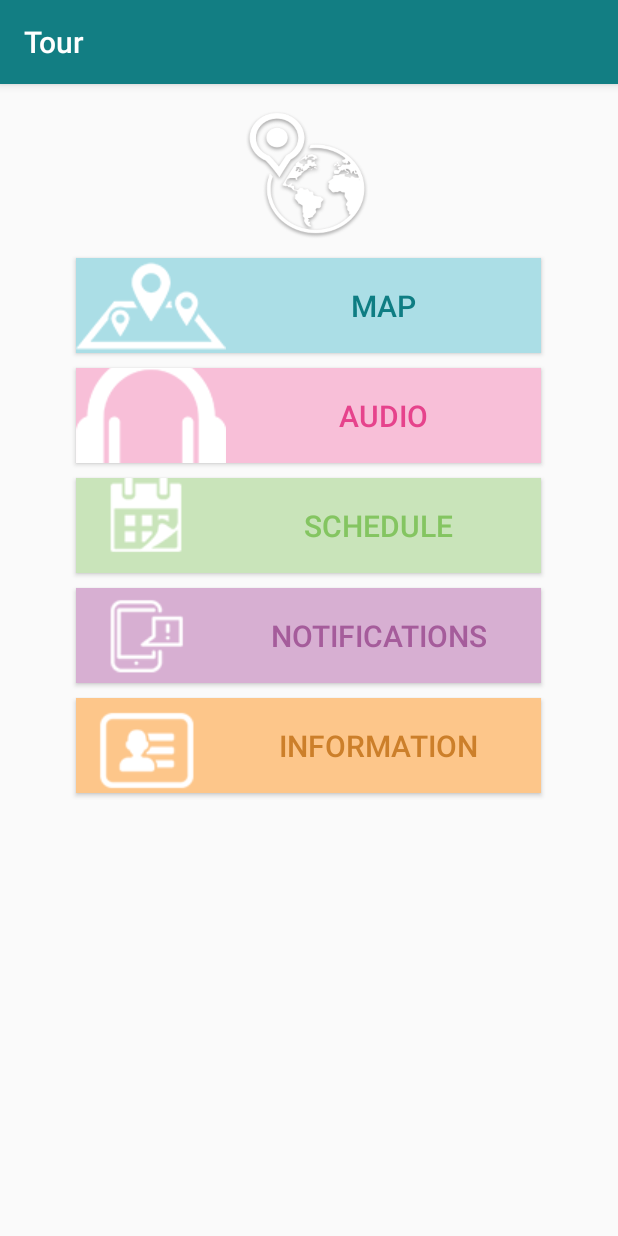
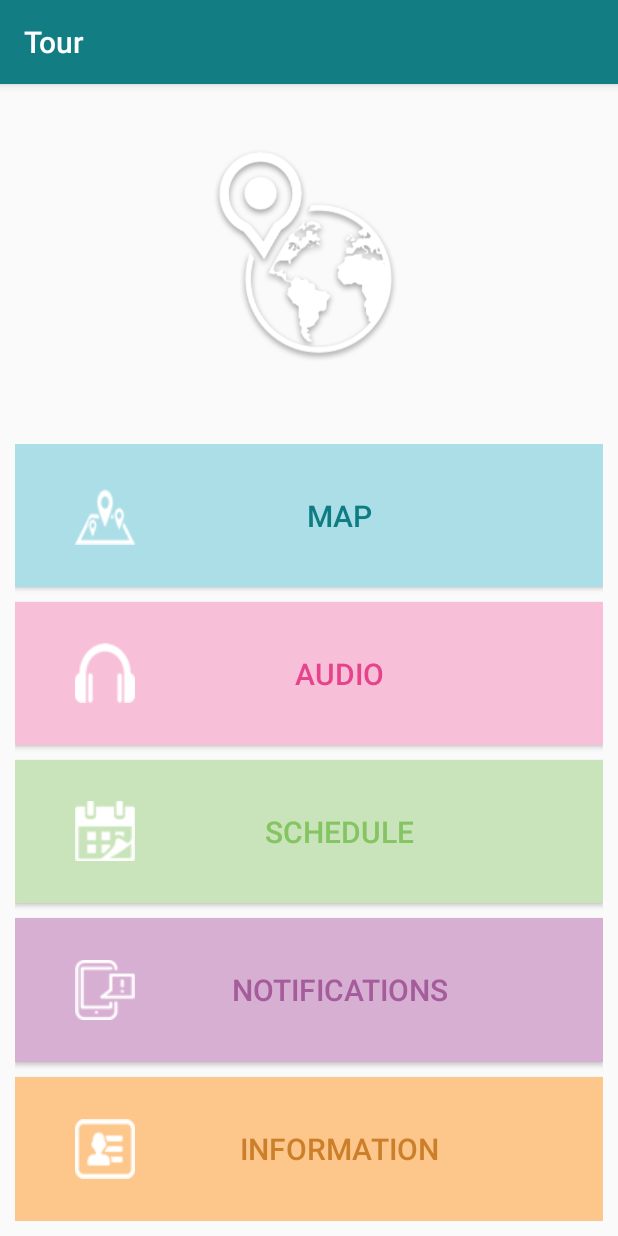
Before and after one commit to zo-chu/InteractiveClient_2.0, an Android app: the MainScreen_4 screen opened directly, with no data from a screen before it, on a phone screen of 412 x 824 dp. Run offline under Robolectric (Android 15) with nearby library versions, the phone set to English and light mode, and no system bars.

Commit message:
main screen buttons

```diff
--- a/InteractiveClient/app/src/main/java/com/kitanasoftware/interactiveclient/db/WorkWithDb.java
+++ b/InteractiveClient/app/src/main/java/com/kitanasoftware/interactiveclient/db/WorkWithDb.java
@@ -51,18 +51,20 @@ public class WorkWithDb {
 
     private JSONArray jsonArraySchedule;
     private ArrayList<MyNotification> notificationList;
-    public ArrayList<MyNotification>  getNotificationList() {
-        if(notificationList.size() == 0 ){
+
+    public ArrayList<MyNotification> getNotificationList() {
+        if (notificationList.size() == 0) {
             getNotifications();
         }
         return notificationList;
     }
-    private ArrayList<MyNotification> getNotifications(){
+
+    private ArrayList<MyNotification> getNotifications() {
         String sentTo;
         String text;
         cursor = db.rawQuery("SELECT * FROM notifications", null);
         int size = cursor.getCount();
-        if (size > 0){
+        if (size > 0) {
             cursor.moveToFirst();
             for (int i = 0; i < size; i++) {
                 sentTo = cursor.getString(0);
@@ -76,27 +78,28 @@ public class WorkWithDb {
     }
 
     public ArrayList<Information> getInformList() {
-        if(informList.size() == 0 ){
+        if (informList.size() == 0) {
             getInformation();
         }
         return informList;
     }
 
     public HashSet<String> getIpList() {
-        if(ipList.size() == 0 ){
+        if (ipList.size() == 0) {
             getClientIp();
         }
         return ipList;
     }
 
     public ArrayList<Geopoint> getGeopointList() {
-        if(geopointList.size() == 0 ){
+        if (geopointList.size() == 0) {
             getGeopoints();
         }
         return geopointList;
     }
+
     public ArrayList<Schedule> getScheduleList() {
-        if(scheduleList.size() == 0 ){
+        if (scheduleList.size() == 0) {
             getSchedule();
         }
         return scheduleList;
@@ -110,23 +113,24 @@ public class WorkWithDb {
         geopointList = new ArrayList<>();
         ipList = new HashSet<>();
         jsonObjectInform = new JSONObject();
-        jsonArrayGeo= new JSONArray();
-        jsonArraySchedule=new JSONArray();
+        jsonArrayGeo = new JSONArray();
+        jsonArraySchedule = new JSONArray();
     }
 
-    public static WorkWithDb getWorkWithDb(Context context){
-        if(workWithDb==null){
+    public static WorkWithDb getWorkWithDb(Context context) {
+        if (workWithDb == null) {
             workWithDb = new WorkWithDb(context);
 
         }
         return workWithDb;
     }
+
     //!!! need to be created before
-    public static WorkWithDb getWorkWithDb(){
+    public static WorkWithDb getWorkWithDb() {
         return workWithDb;
     }
 
-    private ArrayList<Information> getInformation()  {
+    private ArrayList<Information> getInformation() {
 
         GuideInform guideInform;
         TourInform tourInform;
@@ -134,7 +138,7 @@ public class WorkWithDb {
 
         cursor = db.rawQuery("SELECT * FROM information", null);
         int size = cursor.getCount();
-        if (size > 0){
+        if (size > 0) {
             try {
                 cursor.moveToFirst();
                 guideInform = new GuideInform(Information.InformType.GUIDE,
@@ -153,17 +157,16 @@ public class WorkWithDb {
             }
 
 
-
         }
         return informList;
     }
 
-    private ArrayList<Schedule> getSchedule(){
+    private ArrayList<Schedule> getSchedule() {
         String time;
         String description;
         cursor = db.rawQuery("SELECT * FROM schedule", null);
         int size = cursor.getCount();
-        if (size > 0){
+        if (size > 0) {
             cursor.moveToFirst();
             for (int i = 0; i < size; i++) {
                 time = cursor.getString(1);
@@ -177,20 +180,20 @@ public class WorkWithDb {
     }
 
     public JSONObject getJsonObjectInform() {
-        if(jsonObjectInform.length()==0){
+        if (jsonObjectInform.length() == 0) {
             getInformation();
         }
         return jsonObjectInform;
     }
 
-    private HashSet<String> getClientIp(){
+    private HashSet<String> getClientIp() {
         String ip;
 
         String name;
 
         cursor = db.rawQuery("SELECT * FROM mygroup", null);
         int size = cursor.getCount();
-        if (size > 0){
+        if (size > 0) {
             cursor.moveToFirst();
             for (int i = 0; i < size; i++) {
                 ip = cursor.getString(1);
@@ -202,7 +205,8 @@ public class WorkWithDb {
 
         return ipList;
     }
-    private ArrayList<Geopoint> getGeopoints(){
+
+    private ArrayList<Geopoint> getGeopoints() {
         //int id; // ! add to Geopoint
         String name;
         String type;
@@ -212,7 +216,7 @@ public class WorkWithDb {
         cursor = db.rawQuery("SELECT * FROM geopoints", null);
 
         int size = cursor.getCount();
-        if (size > 0){
+        if (size > 0) {
             cursor.moveToFirst();
             for (int i = 0; i < size; i++) {
                 //id = cursor.getInt(0);
@@ -221,7 +225,7 @@ public class WorkWithDb {
                 color = cursor.getInt(3);
                 coordinates[0] = cursor.getDouble(4);
                 coordinates[1] = cursor.getDouble(5);
-                geopointList.add(new Geopoint( name, type,color,coordinates));
+                geopointList.add(new Geopoint(name, type, color, coordinates));
                 cursor.moveToNext();
             }
         }
@@ -229,18 +233,21 @@ public class WorkWithDb {
         return geopointList;
     }
 
-    public void updateGeopointByIndex(int index, String name, String type, int color, double[] coordinates){
+    public void updateGeopointByIndex(int index, String name, String type, int color, double[] coordinates) {
+        if (geopointList.size() != 0) {
             Geopoint geopoint = geopointList.get(index);
-        db.execSQL("UPDATE geopoints set name='" + name + "',type='" + type+"',color= " +
-                color + ",lat=" + coordinates[0] +", lon=" + coordinates[1] +" WHERE id=" + index + "");
+
+            db.execSQL("UPDATE geopoints set name='" + name + "',type='" + type + "',color= " +
+                    color + ",lat=" + coordinates[0] + ", lon=" + coordinates[1] + " WHERE id=" + index + "");
 
             geopoint.setName(name);
             geopoint.setType(type);
             geopoint.setColor(color);
             geopoint.setCoordinates(coordinates);
         }
+    }
 
-    public void updateSchedualByIndex(int index, String time, String description){
+    public void updateSchedualByIndex(int index, String time, String description) {
         Schedule schedule = scheduleList.get(index);
         db.execSQL("UPDATE schedule set time='" + time + "',description='" + description +
                 " WHERE id=" + index + "");
@@ -249,65 +256,67 @@ public class WorkWithDb {
         schedule.setDescription(description);
     }
 
-    public void updateInformationByIndex(String guideName, String guidePhone, String tour, String goal){
+    public void updateInformationByIndex(String guideName, String guidePhone, String tour, String goal) {
 
-        ((GuideInform)informList.get(0)).setFull_name(guideName);
-        ((GuideInform)informList.get(0)).setPhone(guidePhone);
-        ((TourInform)informList.get(1)).setName(tour);
-        ((TourInform)informList.get(1)).setGoal(goal);
+        ((GuideInform) informList.get(0)).setFull_name(guideName);
+        ((GuideInform) informList.get(0)).setPhone(guidePhone);
+        ((TourInform) informList.get(1)).setName(tour);
+        ((TourInform) informList.get(1)).setGoal(goal);
 
         db.execSQL("UPDATE information set guide_name='" + guideName + "', " +
                 "guide_phone='" + guidePhone + "', tour='" + tour + "', goal='" + goal + "'");
 
     }
 
-    public void addGeopiont(String name, String type, int color, double[] coordinates){
-        int index =getGeopointList().size();
+    public void addGeopiont(String name, String type, int color, double[] coordinates) {
+        int index = getGeopointList().size();
         getGeopointList().add(new Geopoint(name, type, color, coordinates));
         db.execSQL("INSERT INTO geopoints VALUES (" + index + ", '" + name + "', '" + type + "', " +
                 color + ", " + coordinates[0] + ", " + coordinates[1] + ")");
 
     }
 
-    public void addSchedule(String time, String description){
-        int index =getScheduleList().size();
+    public void addSchedule(String time, String description) {
+        int index = getScheduleList().size();
         getScheduleList().add(new Schedule(time, description));
         db.execSQL("INSERT INTO schedule VALUES (" + index + ", '" + time + "', '" + description + "')");
 
     }
 
-    public void addInformation(String guideName, String guidePhone, String tour, String goal, String company ){
+    public void addInformation(String guideName, String guidePhone, String tour, String goal, String company) {
         int inf_id = getInformList().size();
         db.execSQL("INSERT INTO information VALUES ('" + guideName + "', '" + guidePhone + "', '" + tour + "','" + goal + "','" + company + "')");
 
     }
-    public void addNotification(String sentTo, String text){
-        int index =getNotificationList().size();
+
+    public void addNotification(String sentTo, String text) {
+        int index = getNotificationList().size();
         getScheduleList().add(new Schedule(sentTo, text));
         db.execSQL("INSERT INTO notifications VALUES (" + index + ", '" + sentTo + "', '" + text + "')");
 
     }
-    public void addIp(String ip ){
+
+    public void addIp(String ip) {
         int inf_id = getIpList().size();
         db.execSQL("INSERT INTO mygroup VALUES ('" + inf_id + "','" + ip + "')");
     }
 
-    public void putGeopointsToDb(JSONArray jsonArray){
+    public void putGeopointsToDb(JSONArray jsonArray) {
         Geopoint geopoint;
-        for (int i=0; i < jsonArray.length(); i++) {
+        for (int i = 0; i < jsonArray.length(); i++) {
             try {
                 geopoint = Geopoint.createFromJson(jsonArray.getJSONObject(i));
                 //geopointList.add(geopoint); - am i right ? need to chek dounloading
-                addGeopiont(geopoint.getName(),geopoint.getType(),geopoint.getColor(),geopoint.getCoordinates());
+                addGeopiont(geopoint.getName(), geopoint.getType(), geopoint.getColor(), geopoint.getCoordinates());
             } catch (JSONException e) {
                 e.printStackTrace();
             }
         }
     }
 
-    public void putScheduleToDb(JSONArray jsonArray){
+    public void putScheduleToDb(JSONArray jsonArray) {
         Schedule schedule;
-        for (int i=0; i < jsonArray.length(); i++) {
+        for (int i = 0; i < jsonArray.length(); i++) {
             try {
                 schedule = Schedule.createFromJson(jsonArray.getJSONObject(i));
                 //scheduleList.add(schedule);
@@ -318,7 +327,7 @@ public class WorkWithDb {
         }
     }
 
-    public void putInformationToDb(JSONObject jsonObject){
+    public void putInformationToDb(JSONObject jsonObject) {
         try {
             addInformation(jsonObject.getString("guide_name"), jsonObject.getString("guide_phone"), jsonObject.getString("tour"),
                     jsonObject.getString("goal"), jsonObject.getString("company"));
--- a/InteractiveClient/app/src/main/java/com/kitanasoftware/interactiveclient/notification/NotificationScreen_7.java
+++ b/InteractiveClient/app/src/main/java/com/kitanasoftware/interactiveclient/notification/NotificationScreen_7.java
@@ -5,6 +5,8 @@ import android.graphics.drawable.ColorDrawable;
 import android.support.v7.app.AppCompatActivity;
 import android.os.Bundle;
 import android.view.View;
+import android.widget.ArrayAdapter;
+import android.widget.ListView;
 
 import com.kitanasoftware.interactiveclient.DrawerAppCompatActivity;
 import com.kitanasoftware.interactiveclient.R;
@@ -17,6 +19,9 @@ public class  NotificationScreen_7 extends DrawerAppCompatActivity {
 
         ColorDrawable colorDrawable = new ColorDrawable(Color.parseColor("#d7afd2"));
         getSupportActionBar().setBackgroundDrawable(colorDrawable);
+
+//        ListView recievedMess = (ListView) findViewById(R.id.recievedNotifList);
+//        recievedMess.setAdapter(new ArrayAdapter<String>(getApplicationContext(),R.layout.));
     }
 
     @Override
@@ -24,5 +29,6 @@ public class  NotificationScreen_7 extends DrawerAppCompatActivity {
         return getLayoutInflater().inflate(R.layout.notification_screen_7,null);
 
 
+
     }
 }
--- a/InteractiveClient/app/src/main/java/com/kitanasoftware/interactiveclient/notification/SmsReceiver.java
+++ b/InteractiveClient/app/src/main/java/com/kitanasoftware/interactiveclient/notification/SmsReceiver.java
@@ -19,22 +19,28 @@ public class SmsReceiver extends BroadcastReceiver {
     public void onReceive(Context context, Intent intent) {
         Bundle bundle = intent.getExtras();
         SmsMessage[] msgs = null;
-        String str = "";
+        String location = "";
+        String themess = "";
+
 
         if (bundle != null) {
             Object[] pdus = (Object[]) bundle.get("pdus");
             msgs = new SmsMessage[pdus.length];
             for (int i = 0; i < msgs.length; i++) {
                 msgs[i] = SmsMessage.createFromPdu((byte[]) pdus[i]);
-                str += msgs[i].getMessageBody().toString();
-                int ind = str.lastIndexOf("[");
-                str = str.substring(ind+1, str.length()-1);
+                location += msgs[i].getMessageBody().toString();
+                themess = location;
+                int ind = location.lastIndexOf("[");
+                location = location.substring(ind + 1, location.length() - 1);
 
+                int end = themess.lastIndexOf("My location");
+                themess = themess.substring(0, end);
             }
+            System.out.println("MESSAGE NEEDS TO BE SAVED " + themess);
             Intent i = new Intent(context, MapScreen_5.class);
             i.addFlags(Intent.FLAG_ACTIVITY_NEW_TASK);
-            if (!str.equals("")) {
-                i.putExtra("location", str);
+            if (!location.equals("")) {
+                i.putExtra("location", location);
                 context.startActivity(i);
             }
 
--- a/InteractiveClient/app/src/main/res/layout/main_screen_4.xml
+++ b/InteractiveClient/app/src/main/res/layout/main_screen_4.xml
@@ -1,99 +1,128 @@
 <?xml version="1.0" encoding="utf-8"?>
-<RelativeLayout xmlns:android="http://schemas.android.com/apk/res/android"
+<LinearLayout xmlns:android="http://schemas.android.com/apk/res/android"
     xmlns:tools="http://schemas.android.com/tools"
     android:layout_width="match_parent"
     android:layout_height="match_parent"
-    android:paddingBottom="@dimen/activity_vertical_margin"
-    android:paddingLeft="@dimen/activity_horizontal_margin"
-    android:paddingRight="@dimen/activity_horizontal_margin"
-    android:paddingTop="@dimen/activity_vertical_margin"
+    android:layout_weight="100"
+    android:orientation="vertical"
+    android:weightSum="100"
     tools:context="com.kitanasoftware.interactiveguide.MainActivity_4">
 
+    <LinearLayout
+        android:layout_width="match_parent"
+        android:layout_height="0dp"
+        android:layout_weight="30"
+        android:orientation="vertical">
+
+        <RelativeLayout
+            android:layout_width="match_parent"
+            android:layout_height="match_parent">
 
             <ImageView
-        android:layout_width="100dp"
-        android:layout_height="90dp"
                 android:id="@+id/imageView"
-        android:background="@drawable/main_screen4_logo"
-        android:layout_alignParentTop="true"
-        android:layout_centerHorizontal="true" />
-    <Button
-        android:layout_width="310dp"
-        android:layout_height="63dp"
-        android:onClick="MAPclick"
-        android:text="@string/map"
-        android:textColor="@color/mapTextColor"
-        android:textAlignment="center"
-        android:textSize="20dp"
-        android:background="@color/mapColor"
-        android:drawableLeft="@drawable/map"
-        android:id="@+id/button2"
-        android:layout_alignParentTop="true"
+                android:layout_width="150dp"
+                android:layout_height="150dp"
                 android:layout_centerHorizontal="true"
-        android:layout_marginTop="100dp" />
+                android:layout_centerVertical="true"
+                android:layout_gravity="center"
+                android:background="@drawable/main_screen4_logo" />
+        </RelativeLayout>
+    </LinearLayout>
+
+
+    <LinearLayout
+        android:layout_width="match_parent"
+        android:layout_height="0dp"
+        android:layout_weight="70"
+        android:orientation="vertical"
+        android:padding="10dp"
+        android:weightSum="50">
 
         <Button
-        android:layout_width="310dp"
-        android:layout_height="63dp"
-        android:onClick="AUDIOclick"
-        android:background="@color/audioColor"
-        android:text="@string/audio"
-        android:textColor="@color/audioTextColor"
+            android:id="@+id/button2"
+            style="@style/mainScreenButton"
+            android:layout_width="match_parent"
+            android:layout_height="0dp"
+            android:layout_weight="10"
+            android:background="@color/mapColor"
+            android:drawableLeft="@drawable/map_small"
+            android:drawablePadding="-40dp"
+            android:onClick="MAPclick"
+            android:paddingLeft="40dp"
+            android:text="@string/map"
             android:textAlignment="center"
-        android:textSize="20dp"
-        android:drawableLeft="@drawable/audio"
-        android:id="@+id/button3"
-        android:layout_below="@+id/button2"
-        android:layout_alignLeft="@+id/button2"
-        android:layout_alignStart="@+id/button2"
-        android:layout_marginTop="10dp" />
+            android:textColor="@color/mapTextColor"
+            android:textSize="20dp" />
 
         <Button
-        android:layout_width="310dp"
-        android:layout_height="63dp"
-        android:onClick="SCHEDULEclick"
-        android:background="@color/scheduleColor"
-        android:text="@string/schedule"
-        android:textColor="@color/scheduleTextColor"
+            android:id="@+id/button3"
+            style="@style/mainScreenButton"
+            android:layout_width="match_parent"
+            android:layout_height="0dp"
+            android:layout_weight="10"
+            android:background="@color/audioColor"
+            android:drawableLeft="@drawable/audio_small"
+            android:drawablePadding="-40dp"
+            android:onClick="AUDIOclick"
+            android:paddingLeft="40dp"
+            android:text="@string/audio"
             android:textAlignment="center"
-        android:textSize="20dp"
-        android:drawableLeft="@drawable/schedule"
+            android:textColor="@color/audioTextColor"
+            android:textSize="20dp" />
+
+        <Button
             android:id="@+id/button4"
+            style="@style/mainScreenButton"
+            android:layout_width="match_parent"
+            android:layout_height="0dp"
             android:layout_below="@+id/button3"
             android:layout_centerHorizontal="true"
-        android:layout_marginTop="10dp" />
+            android:layout_weight="10"
+            android:background="@color/scheduleColor"
+            android:drawableLeft="@drawable/schedule_small"
+            android:drawablePadding="-40dp"
+            android:onClick="SCHEDULEclick"
+            android:paddingLeft="40dp"
+            android:text="@string/schedule"
+            android:textAlignment="center"
+            android:textColor="@color/scheduleTextColor"
+            android:textSize="20dp" />
 
 
         <Button
-        android:layout_width="310dp"
-        android:layout_height="63dp"
+            android:id="@+id/button5"
+            style="@style/mainScreenButton"
+            android:layout_width="match_parent"
+            android:layout_height="0dp"
+            android:layout_below="@+id/button4"
+            android:layout_weight="10"
+            android:background="@color/notificationColor"
+            android:drawableLeft="@drawable/notification_small"
+            android:drawablePadding="-40dp"
             android:onClick="NOTIFICATIONSclick"
-        android:background="@color/notificationColor"
+            android:paddingLeft="40dp"
             android:text="@string/notifications"
+            android:textAlignment="center"
             android:textColor="@color/notificationTextColor"
-        android:textAlignment="center"
-        android:textSize="20dp"
-        android:drawableLeft="@drawable/notification"
-        android:id="@+id/button5"
-        android:layout_below="@+id/button4"
-        android:layout_centerHorizontal="true"
-        android:layout_marginTop="10dp" />
+            android:textSize="20dp" />
 
 
         <Button
-        android:layout_width="310dp"
-        android:layout_height="63dp"
-        android:onClick="INFORMATIIONclick"
-        android:background="@color/informationColor"
-        android:text="@string/information"
-        android:textColor="@color/informationTextColor"
-        android:textAlignment="center"
-        android:textSize="20dp"
-        android:drawableLeft="@drawable/information"
             android:id="@+id/button6"
+            android:layout_width="match_parent"
+            android:layout_height="0dp"
             android:layout_below="@+id/button5"
             android:layout_centerHorizontal="true"
-        android:layout_marginTop="10dp" />
+            android:layout_weight="10"
+            android:background="@color/informationColor"
+            android:drawableLeft="@drawable/information_small"
+            android:drawablePadding="-40dp"
+            android:onClick="INFORMATIIONclick"
+            android:paddingLeft="40dp"
+            android:text="@string/information"
+            android:textAlignment="center"
+            android:textColor="@color/informationTextColor"
+            android:textSize="20dp" />
 
-
-</RelativeLayout>
+    </LinearLayout>
+</LinearLayout>
--- a/InteractiveClient/app/src/main/res/values/styles.xml
+++ b/InteractiveClient/app/src/main/res/values/styles.xml
@@ -43,5 +43,7 @@
         <item name="android:textSize">15sp</item>
     </style>
 
-
+    <style name="mainScreenButton">
+        <item name="android:layout_marginBottom">10dp</item>
+    </style>
 </resources>
```
Also changed, not shown: InteractiveClient/app/src/main/res/drawable/audio_small.png (added), InteractiveClient/app/src/main/res/drawable/information_small.png, InteractiveClient/app/src/main/res/drawable/map_small.png (added), InteractiveClient/app/src/main/res/drawable/notification_small.png, InteractiveClient/app/src/main/res/drawable/schedule_small.png, 1 other file. Lines whose indentation alone changed are shown as unchanged.
